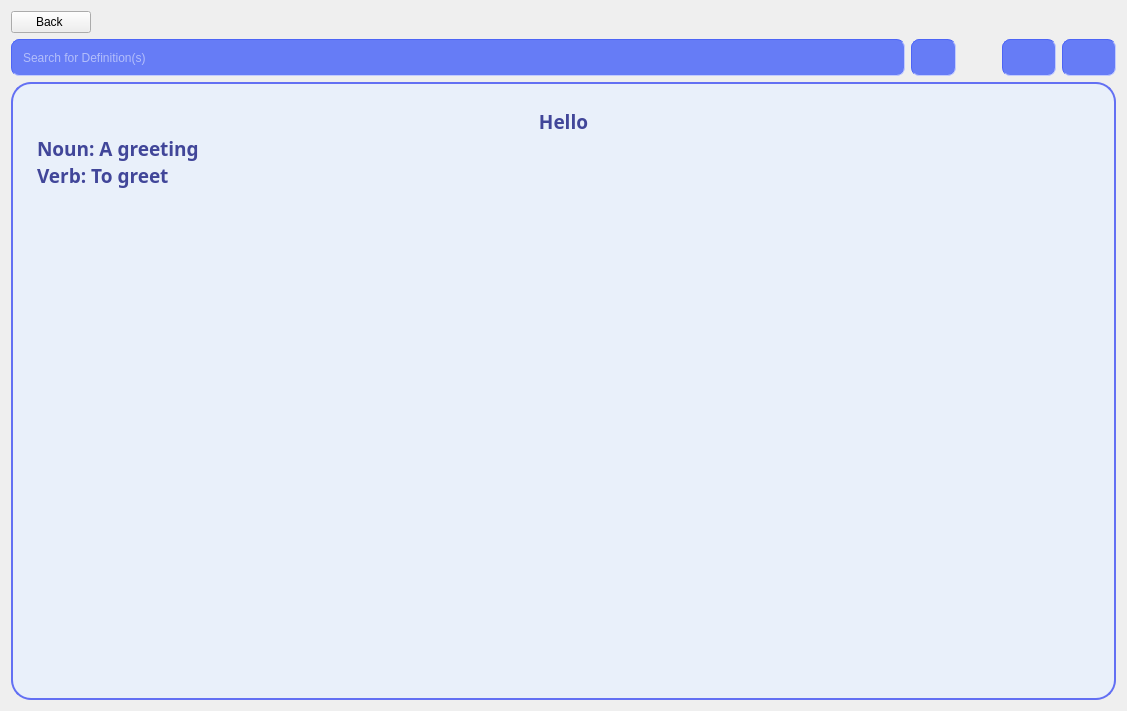
The window that searchfordef.ui (OHonSam/CS163_Group2_Dictionary) describes before a commit, drawn with Qt 5.
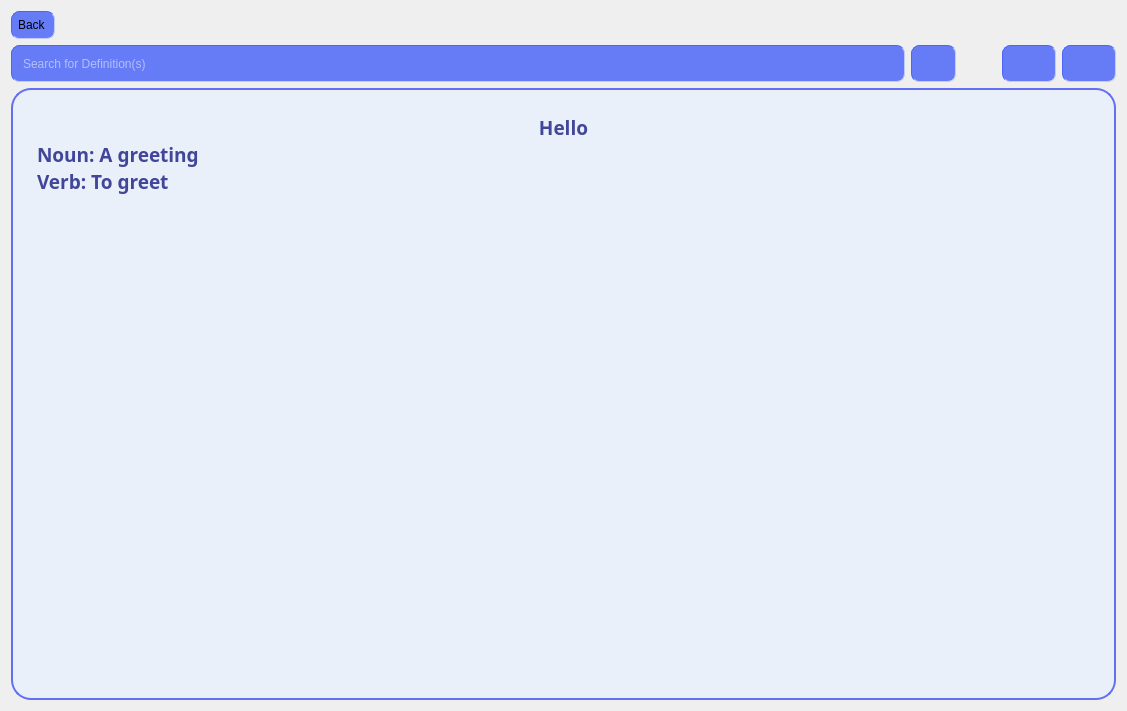
The same window after the commit. Icons and pictures are not drawn.

Commit message: add style for back button in searchfordef.ui and searchforkey.ui

```diff
--- a/searchfordef.ui
+++ b/searchfordef.ui
@@ -22,6 +22,17 @@
         <layout class="QHBoxLayout" name="horizontalLayout_5">
          <item>
           <widget class="QPushButton" name="pushButton">
+           <property name="styleSheet">
+            <string notr="true">padding: 6px;
+border-color: rgb(77, 101, 246);
+border-width : 1px;
+border-style:inset;
+border-radius: 8px;
+  min-height: 1px;
+  min-width: 1px;
+background-color: rgb(102, 124, 246);
+font: 11pt &quot;Comfortaa&quot;;</string>
+           </property>
            <property name="text">
             <string>Back </string>
            </property>
```
The commit also changes 1 other file.
